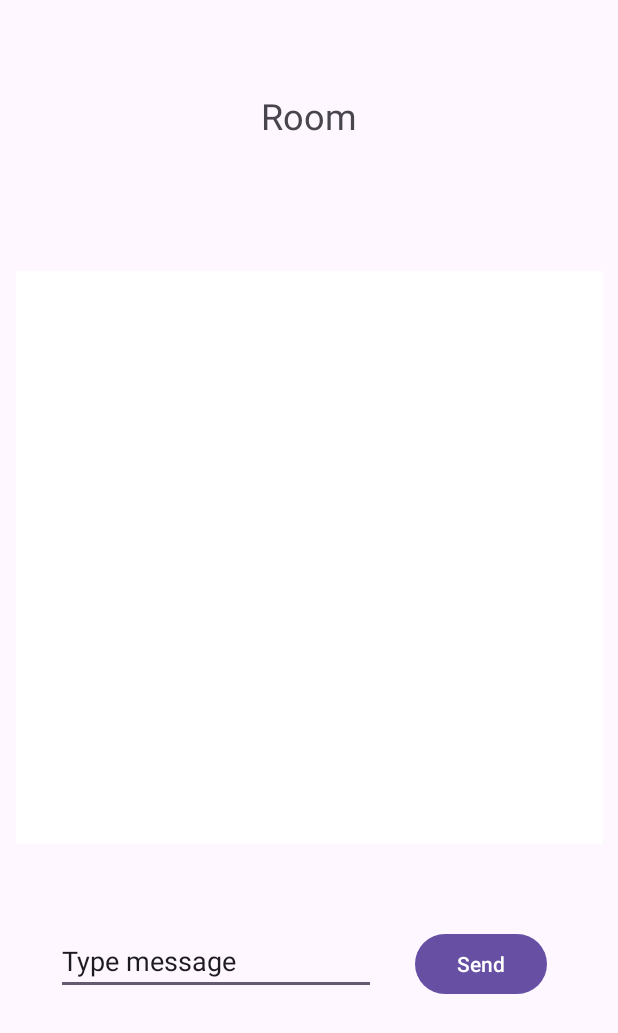
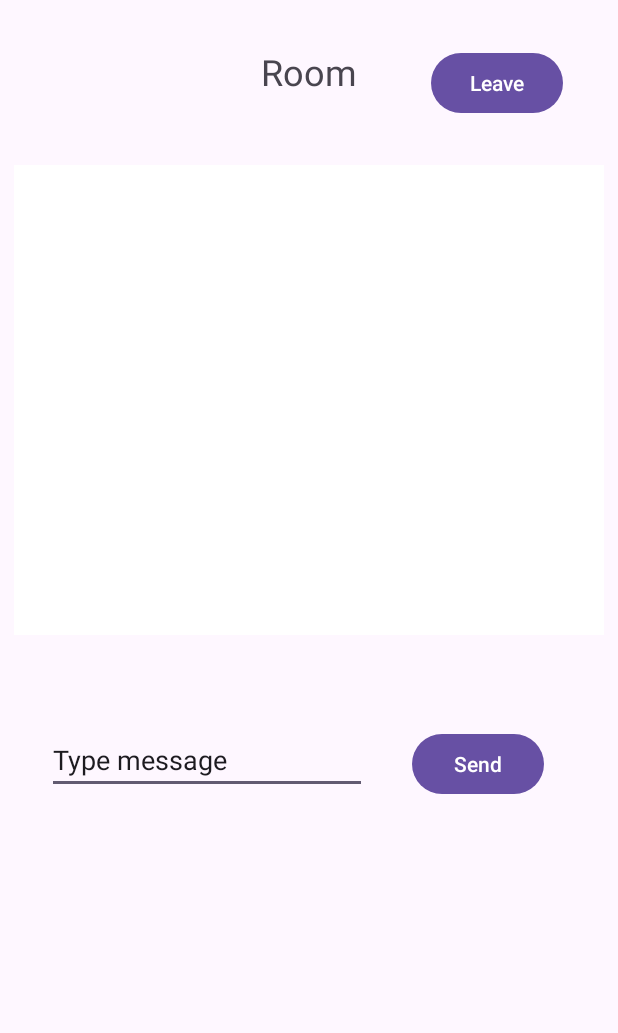
Before and after one commit to jbarto15/CS6011, an Android app: the ChatActivity screen opened directly, with no data from a screen before it, on a phone screen of 412 x 824 dp. Shown: the top 1033 px of the screen. Run offline under Robolectric (Android 15) with nearby library versions, the phone set to English and light mode, and no system bars; libraries missing offline, so code that uses them is left out: com.neovisionaries.ws; 3 statements that could not run were skipped.

Commit message:
android chat client hw

```diff
--- a/Week5/Day22/AndroidChatClient/app/src/main/java/com/example/androidchatclient/ChatActivity.java
+++ b/Week5/Day22/AndroidChatClient/app/src/main/java/com/example/androidchatclient/ChatActivity.java
@@ -2,6 +2,7 @@ package com.example.androidchatclient;
 
 import androidx.appcompat.app.AppCompatActivity;
 
+import android.content.Intent;
 import android.os.Bundle;
 import android.util.Log;
 import android.view.View;
@@ -121,28 +122,33 @@ public class ChatActivity extends AppCompatActivity {
     public static void sendJoinMsg() {
         //send the join message to the server
         ws.sendText(" {\"type\":\"join\",\"room\":\"" + roomName_ + "\",\"user\":\"" + userName_+"\"}");
+
     }
 
 
-    public void sendMsg(View view) {
-        //log a message to the Logcat when the button is pressed
-        //Log.d( MsTag, "Send was pressed...");
+//    public void sendMsg(View view) {
+//        //log a message to the Logcat when the button is pressed
+//        //Log.d( MsTag, "Send was pressed...");
+//
+//        //get the text area that message is in
+//        EditText message = findViewById(R.id.messageText);
+//
+//        message_ = String.valueOf(message.getText());
+//
+//        //Log.d(MsTag, message_);
+//
+//        //send the message to the server
+//        ws.sendText(" {\"type\":\"message\",\"user\":\"" + userName_ + "\",\"room\":\"" + roomName_ + "\",\"message\":\"" + message_ + "\"}");
+//
+//    }
 
-        //get the text area that message is in
-        EditText message = findViewById(R.id.messageText);
-
-        message_ = String.valueOf(message.getText());
-
-        //Log.d(MsTag, message_);
-
-        //send the message to the server
-        ws.sendText(" {\"type\":\"message\",\"user\":\"" + userName_ + "\",\"room\":\"" + roomName_ + "\",\"message\":\"" + message_ + "\"}");
-
-    }
-
-    public static void sendLeaveMsg() {
+    public void sendLeaveMsg(View view) {
         //send the leave message to the server
         ws.sendText(" {\"type\":\"leave\",\"room\":\"" + roomName_ + "\",\"user\":\"" + userName_ + "\",\"room\":\"" + roomName_ + "\"}");
+        Intent intent1 = new Intent(ChatActivity.this, MainActivity.class);
+        startActivity(intent1);
+
+
     }
 
 
--- a/Week5/Day22/AndroidChatClient/app/src/main/java/com/example/androidchatclient/MyWebSocket.java
+++ b/Week5/Day22/AndroidChatClient/app/src/main/java/com/example/androidchatclient/MyWebSocket.java
@@ -39,10 +39,10 @@ public class MyWebSocket extends WebSocketAdapter {
         //use this in the if checks depending on what type of message it is
         if (jsonObject.getString("type").equals("join")) {
             //add the message to the list view
-            msg = userName + " has joined the room";
+            msg = userName + " has joined the room: " + jsonObject.getString("room");
         }
         else if (jsonObject.getString("type").equals("message")) {
-            msg = userName + " :" + jsonObject.getString("message");
+            msg = userName + ": " + jsonObject.getString("message");
         }
         else if (jsonObject.getString("type").equals("leave")) {
             msg = userName + " has left the room";
--- a/Week5/Day22/AndroidChatClient/app/src/main/res/layout/activity_chat.xml
+++ b/Week5/Day22/AndroidChatClient/app/src/main/res/layout/activity_chat.xml
@@ -16,10 +16,10 @@
         android:text="Send"
         app:layout_constraintBottom_toBottomOf="parent"
         app:layout_constraintEnd_toEndOf="parent"
-        app:layout_constraintHorizontal_bias="0.854"
+        app:layout_constraintHorizontal_bias="0.848"
         app:layout_constraintStart_toStartOf="parent"
         app:layout_constraintTop_toTopOf="parent"
-        app:layout_constraintVertical_bias="0.797" />
+        app:layout_constraintVertical_bias="0.625" />
 
     <EditText
         android:id="@+id/messageText"
@@ -30,21 +30,21 @@
         android:text="Type message"
         app:layout_constraintBottom_toBottomOf="parent"
         app:layout_constraintEnd_toEndOf="parent"
-        app:layout_constraintHorizontal_bias="0.189"
+        app:layout_constraintHorizontal_bias="0.159"
         app:layout_constraintStart_toStartOf="parent"
         app:layout_constraintTop_toTopOf="parent"
-        app:layout_constraintVertical_bias="0.794" />
+        app:layout_constraintVertical_bias="0.622" />
 
     <ListView
         android:id="@+id/listView"
-        android:layout_width="391dp"
-        android:layout_height="382dp"
+        android:layout_width="393dp"
+        android:layout_height="313dp"
         android:background="@color/white"
         app:layout_constraintBottom_toBottomOf="parent"
         app:layout_constraintEnd_toEndOf="parent"
         app:layout_constraintStart_toStartOf="parent"
         app:layout_constraintTop_toTopOf="parent"
-        app:layout_constraintVertical_bias="0.409" />
+        app:layout_constraintVertical_bias="0.215" />
 
     <TextView
         android:id="@+id/displayRoom"
@@ -57,5 +57,18 @@
         app:layout_constraintEnd_toEndOf="parent"
         app:layout_constraintStart_toStartOf="parent"
         app:layout_constraintTop_toTopOf="parent"
-        app:layout_constraintVertical_bias="0.077" />
+        app:layout_constraintVertical_bias="0.04" />
+
+    <Button
+        android:id="@+id/leaveButton"
+        android:layout_width="wrap_content"
+        android:layout_height="wrap_content"
+        android:onClick="sendLeaveMsg"
+        android:text="Leave"
+        app:layout_constraintBottom_toBottomOf="parent"
+        app:layout_constraintEnd_toEndOf="parent"
+        app:layout_constraintHorizontal_bias="0.887"
+        app:layout_constraintStart_toStartOf="parent"
+        app:layout_constraintTop_toTopOf="parent"
+        app:layout_constraintVertical_bias="0.04" />
 </androidx.constraintlayout.widget.ConstraintLayout>
```
